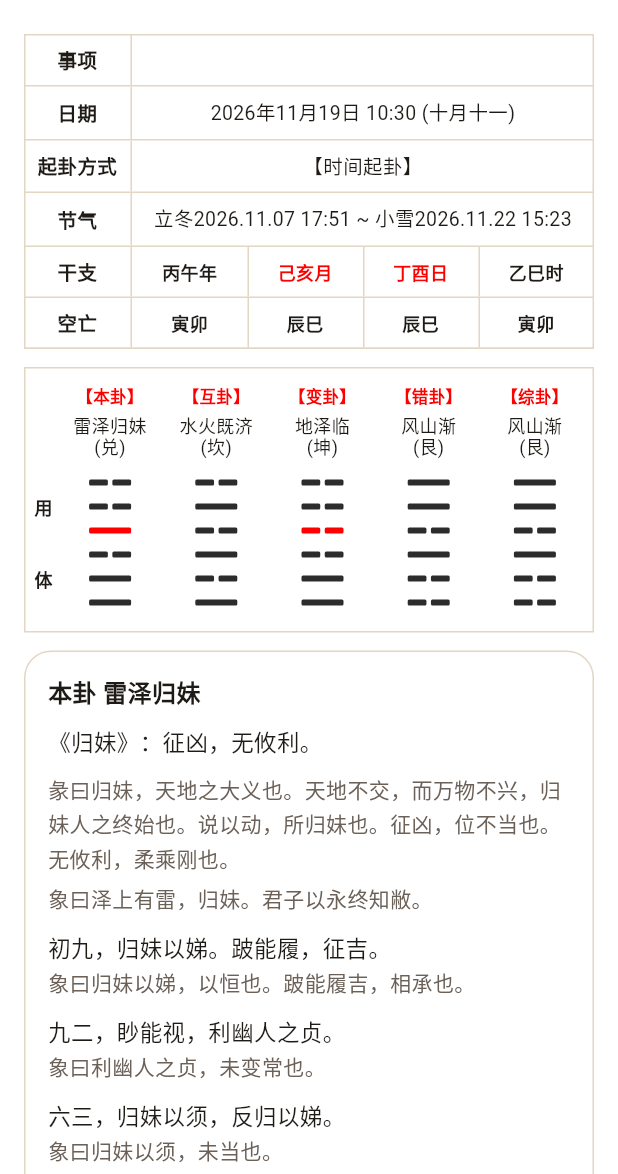
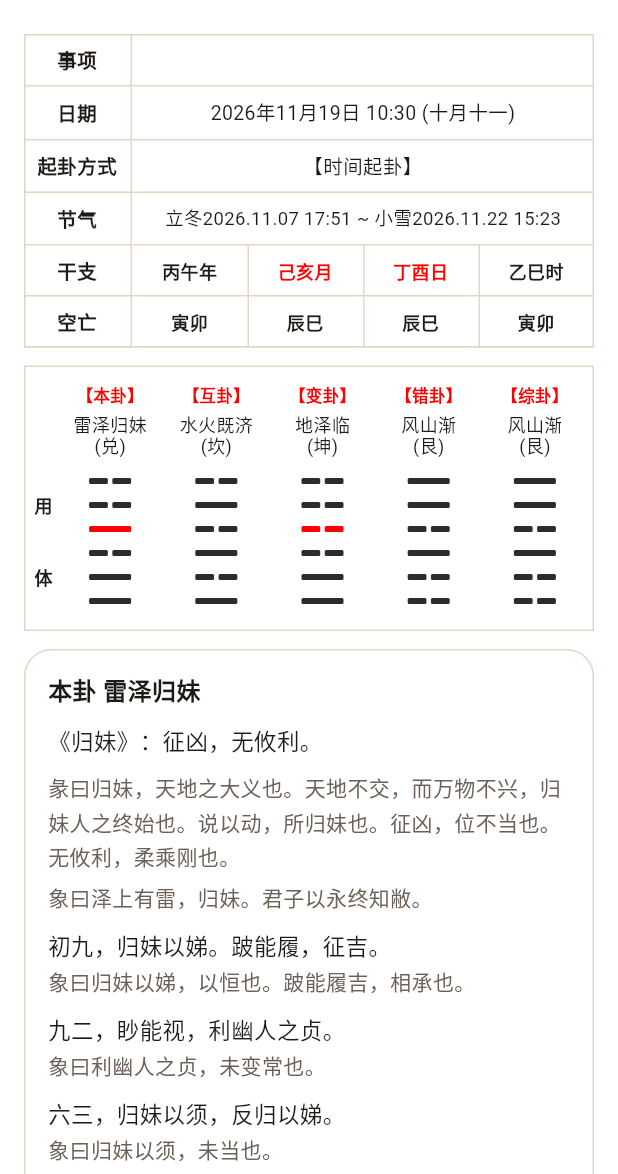
Before and after one commit to fengzhongsikao/windmark, a Flutter app: the screen it shows after launch, item 2 of the bottom bar chosen, after a tap on "起卦", on a phone screen of 412 x 824 dp, the part 62-1236 px from its top. Run offline on Flutter 3.47's test engine with Material 3 defaults, Android fonts, the phone set to English and light mode, and no system bars; our stand-ins replace device_info_plus, flutter_riverpod, image_picker, package_info_plus; missing offline and left inert: flutter_app_update.

Commit message:
Update to version 1.0.11, adjust dependency for flutter_test, and enhance UI responsiveness with text scaling in result pages. Remove unused test files.

```diff
--- a/lib/features/home/home_page.dart
+++ b/lib/features/home/home_page.dart
@@ -4,15 +4,11 @@ import 'package:flutter_riverpod/flutter_riverpod.dart';
 import 'package:windmark/app/theme.dart';
 import 'package:windmark/core/calendar/lunar_calendar.dart';
 import 'package:windmark/core/iching/hexagram_book.dart';
-import 'package:windmark/core/models/reading_record.dart';
-import 'package:windmark/features/history/history_controller.dart';
-import 'package:windmark/features/history/open_reading.dart';
 import 'package:windmark/features/profile/user_profile.dart';
 import 'package:windmark/features/shell/app_tab.dart';
 import 'package:windmark/widgets/common.dart';
 import 'package:windmark/widgets/user_avatar.dart';
 import 'package:windmark/widgets/hexagram_figure.dart';
-import 'package:windmark/widgets/reading_tile.dart';
 
 class HomePage extends ConsumerWidget {
   const HomePage({super.key});
@@ -22,7 +18,6 @@ class HomePage extends ConsumerWidget {
     final now = DateTime.now();
     final lunar = LunarCalendar.fromSolar(now);
     final daily = HexagramBook.daily(now);
-    final history = ref.watch(readingHistoryProvider);
     final profile =
         ref.watch(userProfileProvider).asData?.value ?? UserProfile.fallback;
     final textTheme = Theme.of(context).textTheme;
@@ -133,53 +128,10 @@ class HomePage extends ConsumerWidget {
               onTap: () =>
                   ref.read(appTabProvider.notifier).select(AppTab.liuyao),
             ),
-            const SizedBox(height: 22),
-            Text(
-              '最近占问',
-              style: textTheme.titleMedium?.copyWith(
-                fontWeight: FontWeight.w700,
-              ),
-            ),
-            const SizedBox(height: 10),
-            history.when(
-              data: (records) {
-                if (records.isEmpty) {
-                  return const Text(
-                    '还没有记录。起过卦之后，会留在这里和「我的」。',
-                    style: TextStyle(color: AppColors.inkSoft, height: 1.5),
-                  );
-                }
-                return Column(
-                  children: [
-                    for (final record in records.take(3)) ...[
-                      ReadingTile(
-                        record: record,
-                        onTap: () => _open(context, record),
-                      ),
-                      const SizedBox(height: 8),
-                    ],
-                  ],
-                );
-              },
-              loading: () => const LinearProgressIndicator(),
-              error: (error, stackTrace) => const Text(
-                '记录暂时读不出来',
-                style: TextStyle(color: AppColors.inkSoft),
-              ),
-            ),
           ],
         ),
       ),
     );
-  }
-
-  void _open(BuildContext context, ReadingRecord record) {
-    try {
-      openReading(context, record);
-    } on Object {
-      ScaffoldMessenger.of(context)
-          .showSnackBar(const SnackBar(content: Text('这条记录读不出来了')));
-    }
   }
 
   void _showDaily(BuildContext context, HexagramEntry entry) {
--- a/lib/features/meihua/meihua_result_page.dart
+++ b/lib/features/meihua/meihua_result_page.dart
@@ -71,7 +71,10 @@ class _MeihuaResultPageState extends ConsumerState<MeihuaResultPage> {
       body: ListView(
         padding: const EdgeInsets.fromLTRB(16, 8, 16, 28),
         children: [
-          _InfoTable(cast: cast, pillars: pillars, lunar: lunar),
+          MediaQuery.withClampedTextScaling(
+            maxScaleFactor: 1.2,
+            child: _InfoTable(cast: cast, pillars: pillars, lunar: lunar),
+          ),
           const SizedBox(height: 12),
           _Plate(cast: cast),
           const SizedBox(height: 12),
@@ -174,11 +177,7 @@ class _InfoTable extends StatelessWidget {
             Expanded(
               child: Padding(
                 padding: const EdgeInsets.symmetric(horizontal: 8, vertical: 8),
-                child: Text(
-                  value,
-                  textAlign: TextAlign.center,
-                  style: const TextStyle(fontSize: 13, height: 1.35),
-                ),
+                child: _valueText(label, value),
               ),
             ),
           ],
@@ -250,6 +249,7 @@ class _InfoTable extends StatelessWidget {
       ),
       child: Text(
         text,
+        textAlign: TextAlign.center,
         style: const TextStyle(
           fontSize: 13,
           fontWeight: FontWeight.w600,
@@ -257,6 +257,21 @@ class _InfoTable extends StatelessWidget {
         ),
       ),
     );
+  }
+
+  Widget _valueText(String label, String value) {
+    const style = TextStyle(fontSize: 13, height: 1.35);
+    if (label == '节气') {
+      return SizedBox(
+        height: 18,
+        width: double.infinity,
+        child: FittedBox(
+          fit: BoxFit.scaleDown,
+          child: Text(value, maxLines: 1, softWrap: false, style: style),
+        ),
+      );
+    }
+    return Text(value, textAlign: TextAlign.center, style: style);
   }
 }
 
@@ -299,25 +314,37 @@ class _Plate extends StatelessWidget {
                   Expanded(
                     child: Column(
                       children: [
-                        Text(
+                        FittedBox(
+                          fit: BoxFit.scaleDown,
+                          child: Text(
                             '【${column.label}】',
-                          textAlign: TextAlign.center,
+                            maxLines: 1,
+                            softWrap: false,
                             style: const TextStyle(
                               color: _pureRed,
                               fontSize: 11,
                               fontWeight: FontWeight.w700,
                             ),
                           ),
+                        ),
                         const SizedBox(height: 4),
-                        Text(
+                        FittedBox(
+                          fit: BoxFit.scaleDown,
+                          child: Text(
                             column.entry.title,
-                          textAlign: TextAlign.center,
+                            maxLines: 1,
+                            softWrap: false,
                             style: const TextStyle(fontSize: 12, height: 1.2),
                           ),
-                        Text(
+                        ),
+                        FittedBox(
+                          fit: BoxFit.scaleDown,
+                          child: Text(
                             '(${column.palace.name})',
-                          textAlign: TextAlign.center,
+                            maxLines: 1,
+                            softWrap: false,
                             style: const TextStyle(fontSize: 12, height: 1.2),
+                          ),
                         ),
                       ],
                     ),
--- a/pubspec.yaml
+++ b/pubspec.yaml
@@ -2,7 +2,7 @@ name: windmark
 description: "风痕：梅花易数与六爻纳甲。"
 publish_to: 'none' # Remove this line if you wish to publish to pub.dev
 
-version: 1.0.10+10
+version: 1.0.11+11
 
 environment:
   sdk: ^3.13.4
@@ -34,9 +34,6 @@ dependency_overrides:
   path_provider_android: 2.2.17
 
 dev_dependencies:
-  flutter_test:
-    sdk: flutter
-
   # The "flutter_lints" package below contains a set of recommended lints to
   # encourage good coding practices. The lint set provided by the package is
   # activated in the `analysis_options.yaml` file located at the root of your
```
Also changed, not shown: lib/features/liuyao/liuyao_result_page.dart (+61 -23 lines), pubspec.lock, 4 other files. Lines whose indentation alone changed are shown as unchanged.
